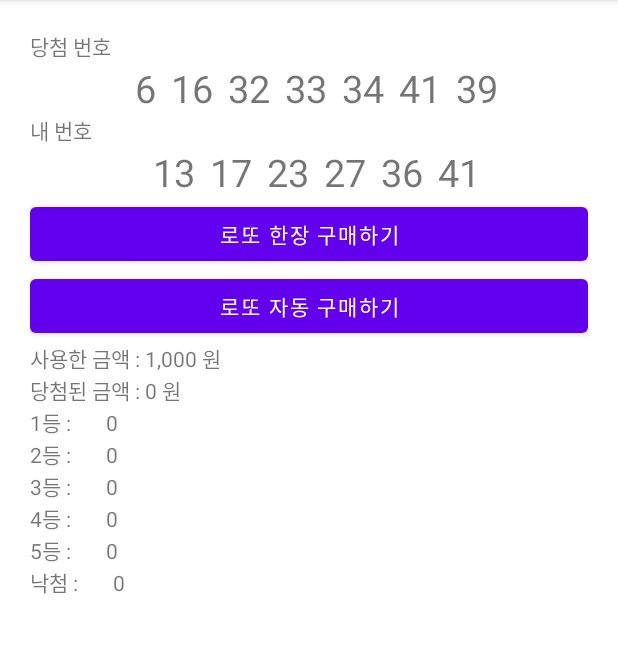
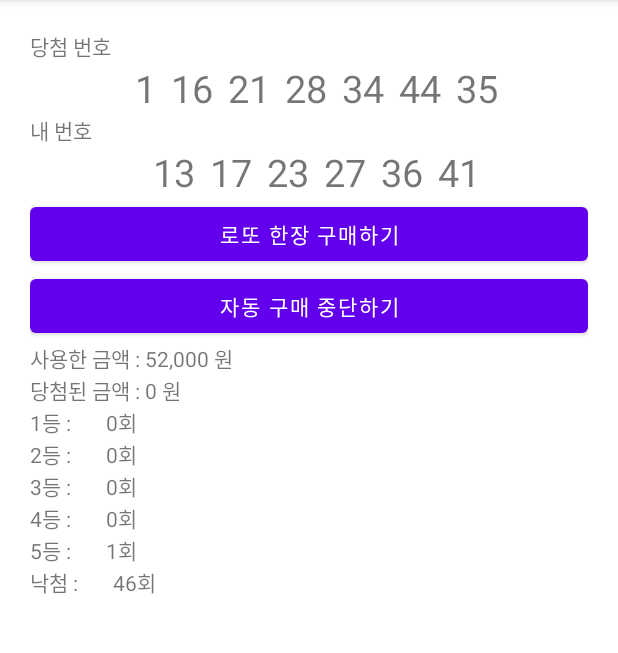
Before and after one commit to SungNoLee/LottoSimulator_20220302, an Android app: the screen it shows after launch (MainActivity), after a tap on "로또 자동 구매하기", on a phone screen of 412 x 824 dp, the part 84-737 px from its top. Run offline under Robolectric (Android 15) with nearby library versions, the phone set to English and light mode, and no system bars; 1 other tap on this screen came first.

Commit message:
자동구매까지 완성된 로또 시뮬레이터

```diff
--- a/app/src/main/java/com/neppplus/lottosimulator_20220302/MainActivity.kt
+++ b/app/src/main/java/com/neppplus/lottosimulator_20220302/MainActivity.kt
@@ -3,6 +3,7 @@ package com.neppplus.lottosimulator_20220302
 import androidx.appcompat.app.AppCompatActivity
 import android.os.Bundle
 import android.os.Handler
+import android.os.Looper
 import android.widget.TextView
 import android.widget.Toast
 import kotlinx.android.synthetic.main.activity_main.*
@@ -14,18 +15,20 @@ class MainActivity : AppCompatActivity() {
 //    코틀린은 단순 배열 초기화 int[] arr={}; 문번 x
     val mMyNumbers = arrayOf(13, 17, 23, 27, 36, 41)
     lateinit var mHandler : Handler
+    var isAutoNow = false;
+
 //    핸들러가 반복 실행할 코드()를 인터페이스를 이용해 변수로 저장.
     val buyLottoRunnable = object : Runnable {
     override fun run() {
 //    물려받은 추상메쏘드 구현
-        if (mUsedMoney < 10000000) {
+        if (mUsedMoney <= 10000000) {
             buyLotto()
 
 //            핸들러에게 다음 할일로 이코드를 다시 등록
             mHandler.post(this)
         }
         else {
-            Toast.makeText(this@MainActivity, "자동 구래가 완료되었습니다.", Toast.LENGTH_SHORT).show()
+            Toast.makeText(this@MainActivity, "자동 거래래가 완료되었습니다.", Toast.LENGTH_SHORT).show()
         }
 //        그렇지 않으면
     }
@@ -62,12 +65,21 @@ class MainActivity : AppCompatActivity() {
     private fun setupEvents() {
 
         btnAutoBuy.setOnClickListener {
-            mHandler.post(buyLottoRunnable)
+            if(!isAutoNow) {
+                mHandler.post(buyLottoRunnable)
+                isAutoNow = true
+                btnAutoBuy.text = "자동 구매 중단하기"
+            }
+            else {
+//                핸들러에 등록된 다음 할 일(구매) 제거
+                mHandler.removeCallbacks(buyLottoRunnable)
+                isAutoNow = false
+                btnAutoBuy.text = "자동 구매 제개하기"
+            }
         }
 
         btnBuyLotto.setOnClickListener {
             buyLotto()
-            checkLottoRank()
         }
     }
 
@@ -115,6 +127,7 @@ class MainActivity : AppCompatActivity() {
 
     //        텍스트뷰에 배치
         txtBonusNum.text = mBonusNum.toString()
+        checkLottoRank()
     }
 
     private fun checkLottoRank() {
@@ -166,8 +179,17 @@ class MainActivity : AppCompatActivity() {
         txtUsedMoney.text = "${NumberFormat.getInstance().format(mUsedMoney)} 원"
         txtWinMoney.text = "${NumberFormat.getInstance().format(mEarnMoney)} 원"
 
+        txtRankCount1.text = "${rankCount1}회"
+        txtRankCount2.text = "${rankCount2}회"
+        txtRankCount3.text = "${rankCount3}회"
+        txtRankCount4.text = "${rankCount4}회"
+        txtRankCount5.text = "${rankCount5}회"
+        txtRankCountFail.text = "${rankCountNot}회"
     }
     private fun setValues() {
+
+        mHandler = Handler(Looper.getMainLooper())
+
         mWinNumTextViewList.add(txtWinNum01)
         mWinNumTextViewList.add(txtWinNum02)
         mWinNumTextViewList.add(txtWinNum03)
--- a/app/src/main/res/layout/activity_main.xml
+++ b/app/src/main/res/layout/activity_main.xml
@@ -170,7 +170,7 @@
             android:layout_height="wrap_content"
             android:text="1등 : "/>
         <TextView
-            android:id="@+id/txtNumWin1"
+            android:id="@+id/txtRankCount1"
             android:layout_width="wrap_content"
             android:layout_height="wrap_content"
             android:layout_marginLeft="20dp"
@@ -185,7 +185,7 @@
             android:layout_height="wrap_content"
             android:text="2등 : "/>
         <TextView
-            android:id="@+id/txtNumWin2"
+            android:id="@+id/txtRankCount2"
             android:layout_width="wrap_content"
             android:layout_height="wrap_content"
             android:layout_marginLeft="20dp"
@@ -200,7 +200,7 @@
             android:layout_height="wrap_content"
             android:text="3등 : "/>
         <TextView
-            android:id="@+id/txtNumWin3"
+            android:id="@+id/txtRankCount3"
             android:layout_width="wrap_content"
             android:layout_height="wrap_content"
             android:layout_marginLeft="20dp"
@@ -215,7 +215,7 @@
             android:layout_height="wrap_content"
             android:text="4등 : "/>
         <TextView
-            android:id="@+id/txtNumWin4"
+            android:id="@+id/txtRankCount4"
             android:layout_width="wrap_content"
             android:layout_height="wrap_content"
             android:layout_marginLeft="20dp"
@@ -231,7 +231,7 @@
             android:layout_height="wrap_content"
             android:text="5등 : "/>
         <TextView
-            android:id="@+id/txtNumWin5"
+            android:id="@+id/txtRankCount5"
             android:layout_width="wrap_content"
             android:layout_height="wrap_content"
             android:layout_marginLeft="20dp"
@@ -247,7 +247,7 @@
             android:layout_height="wrap_content"
             android:text="낙첨 : "/>
         <TextView
-            android:id="@+id/txtNumWin6"
+            android:id="@+id/txtRankCountFail"
             android:layout_width="wrap_content"
             android:layout_height="wrap_content"
             android:layout_marginLeft="20dp"
```
